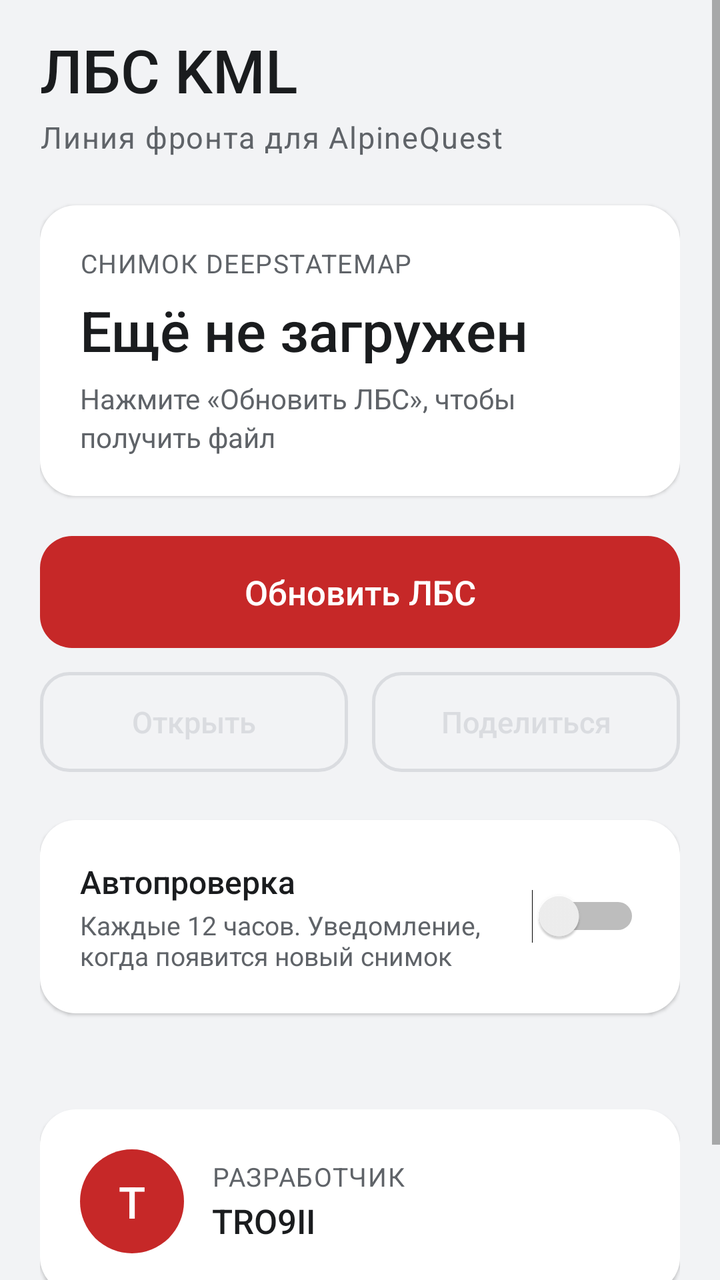
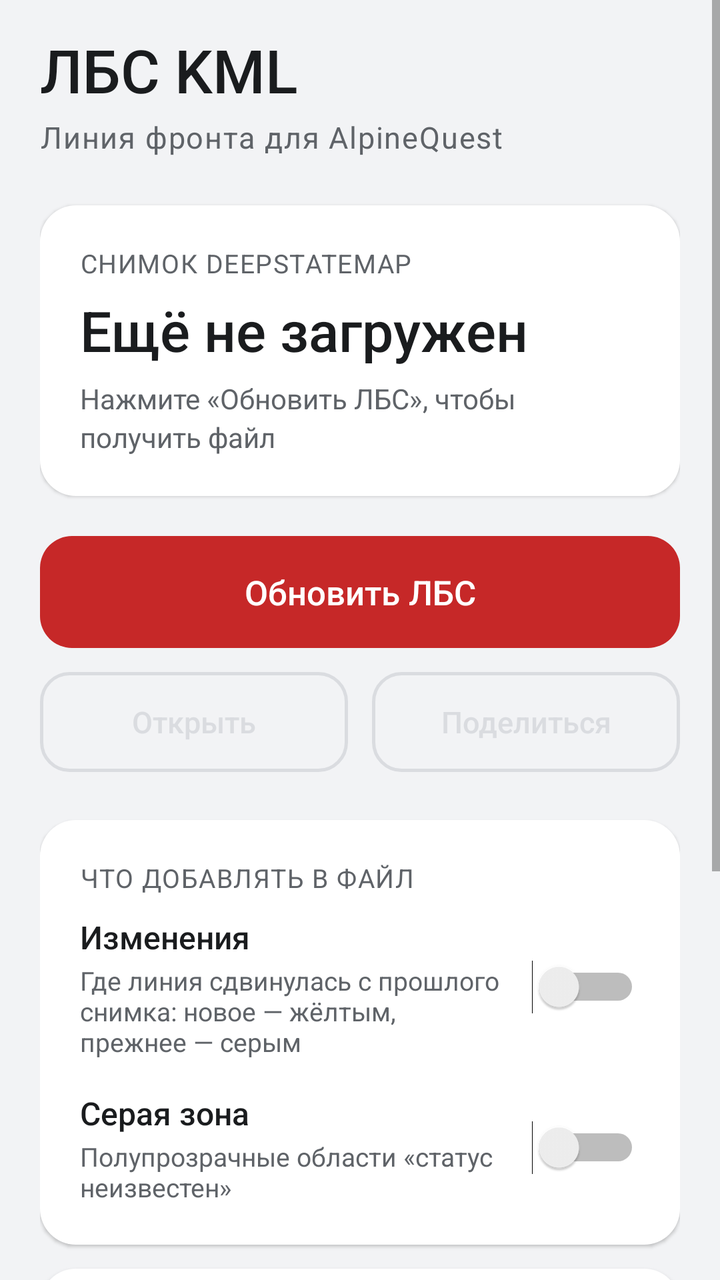

Two renders of the same Android screen: before a commit and after it. Below are the layout's source before the change and the commit's diff.
<!-- AndroidManifest.xml: application theme AppTheme -->
<!-- res/layout/activity_main.xml -->
<?xml version="1.0" encoding="utf-8"?>
<FrameLayout xmlns:android="http://schemas.android.com/apk/res/android"
    android:id="@+id/root"
    android:layout_width="match_parent"
    android:layout_height="match_parent"
    android:background="@color/bg">

    
    <WebView
        android:id="@+id/web"
        android:layout_width="1dp"
        android:layout_height="1dp"
        android:visibility="invisible" />

    <ScrollView
        android:layout_width="match_parent"
        android:layout_height="match_parent"
        android:clipToPadding="false"
        android:fillViewport="true">

        <LinearLayout
            android:layout_width="match_parent"
            android:layout_height="wrap_content"
            android:orientation="vertical"
            android:paddingStart="20dp"
            android:paddingTop="16dp"
            android:paddingEnd="20dp"
            android:paddingBottom="20dp">

            
            <LinearLayout
                android:layout_width="match_parent"
                android:layout_height="wrap_content"
                android:gravity="bottom"
                android:orientation="horizontal">

                <TextView
                    android:layout_width="0dp"
                    android:layout_height="wrap_content"
                    android:layout_weight="1"
                    android:fontFamily="sans-serif-medium"
                    android:text="ЛБС KML"
                    android:textColor="@color/text"
                    android:textSize="30sp" />

                <TextView
                    android:id="@+id/version"
                    style="@style/Caption"
                    android:layout_width="wrap_content"
                    android:layout_height="wrap_content"
                    android:layout_marginBottom="6dp" />
            </LinearLayout>

            <TextView
                style="@style/Caption"
                android:layout_width="match_parent"
                android:layout_height="wrap_content"
                android:layout_marginTop="2dp"
                android:text="Линия фронта для AlpineQuest"
                android:textSize="15sp" />

            
            <LinearLayout
                style="@style/Card"
                android:layout_marginTop="24dp">

                <TextView
                    style="@style/Caption"
                    android:layout_width="wrap_content"
                    android:layout_height="wrap_content"
                    android:text="СНИМОК DEEPSTATEMAP" />

                <TextView
                    android:id="@+id/tvDate"
                    android:layout_width="match_parent"
                    android:layout_height="wrap_content"
                    android:layout_marginTop="6dp"
                    android:fontFamily="sans-serif-medium"
                    android:text="Ещё не загружен"
                    android:textColor="@color/text"
                    android:textSize="28sp" />

                <TextView
                    android:id="@+id/tvInfo"
                    android:layout_width="match_parent"
                    android:layout_height="wrap_content"
                    android:layout_marginTop="6dp"
                    android:lineSpacingExtra="3dp"
                    android:text="Нажмите «Обновить ЛБС», чтобы получить файл"
                    android:textColor="@color/text2"
                    android:textSize="14sp" />

                <LinearLayout
                    android:id="@+id/stateRow"
                    android:layout_width="match_parent"
                    android:layout_height="wrap_content"
                    android:layout_marginTop="14dp"
                    android:gravity="center_vertical"
                    android:orientation="horizontal"
                    android:visibility="gone">

                    <ProgressBar
                        android:id="@+id/progress"
                        style="?android:attr/progressBarStyleSmall"
                        android:layout_width="20dp"
                        android:layout_height="20dp"
                        android:layout_marginEnd="10dp"
                        android:indeterminateTint="@color/accent" />

                    <TextView
                        android:id="@+id/tvState"
                        android:layout_width="0dp"
                        android:layout_height="wrap_content"
                        android:layout_weight="1"
                        android:textColor="@color/text"
                        android:textIsSelectable="true"
                        android:textSize="14sp" />
                </LinearLayout>
            </LinearLayout>

            <Button
                android:id="@+id/btnUpdate"
                style="@style/BtnPrimary"
                android:layout_marginTop="20dp"
                android:text="Обновить ЛБС" />

            <LinearLayout
                android:layout_width="match_parent"
                android:layout_height="wrap_content"
                android:layout_marginTop="12dp"
                android:orientation="horizontal">

                <Button
                    android:id="@+id/btnOpen"
                    style="@style/BtnSecondary"
                    android:layout_width="0dp"
                    android:layout_marginEnd="6dp"
                    android:layout_weight="1"
                    android:enabled="false"
                    android:text="Открыть" />

                <Button
                    android:id="@+id/btnShare"
                    style="@style/BtnSecondary"
                    android:layout_width="0dp"
                    android:layout_marginStart="6dp"
                    android:layout_weight="1"
                    android:enabled="false"
                    android:text="Поделиться" />
            </LinearLayout>

            
            <LinearLayout
                style="@style/Card"
                android:layout_marginTop="24dp"
                android:gravity="center_vertical"
                android:orientation="horizontal"
                android:paddingTop="16dp"
                android:paddingBottom="16dp">

                <LinearLayout
                    android:layout_width="0dp"
                    android:layout_height="wrap_content"
                    android:layout_weight="1"
                    android:orientation="vertical">

                    <TextView
                        android:layout_width="wrap_content"
                        android:layout_height="wrap_content"
                        android:fontFamily="sans-serif-medium"
                        android:text="Автопроверка"
                        android:textColor="@color/text"
                        android:textSize="16sp" />

                    <TextView
                        android:layout_width="wrap_content"
                        android:layout_height="wrap_content"
                        android:layout_marginTop="2dp"
                        android:text="Каждые 12 часов. Уведомление, когда появится новый снимок"
                        android:textColor="@color/text2"
                        android:textSize="13sp" />
                </LinearLayout>

                <Switch
                    android:id="@+id/autoCheck"
                    android:layout_width="wrap_content"
                    android:layout_height="wrap_content"
                    android:layout_marginStart="12dp" />
            </LinearLayout>

            <View
                android:layout_width="match_parent"
                android:layout_height="0dp"
                android:layout_weight="1"
                android:minHeight="24dp" />

            
            <LinearLayout
                style="@style/Card"
                android:layout_marginTop="24dp"
                android:gravity="center_vertical"
                android:orientation="horizontal"
                android:paddingTop="14dp"
                android:paddingBottom="14dp">

                <TextView
                    android:layout_width="52dp"
                    android:layout_height="52dp"
                    android:background="@drawable/bg_circle"
                    android:fontFamily="sans-serif-medium"
                    android:gravity="center"
                    android:text="T"
                    android:textColor="#FFFFFF"
                    android:textSize="22sp" />

                <LinearLayout
                    android:layout_width="0dp"
                    android:layout_height="wrap_content"
                    android:layout_marginStart="14dp"
                    android:layout_weight="1"
                    android:orientation="vertical">

                    <TextView
                        style="@style/Caption"
                        android:layout_width="wrap_content"
                        android:layout_height="wrap_content"
                        android:text="РАЗРАБОТЧИК" />

                    <TextView
                        android:layout_width="wrap_content"
                        android:layout_height="wrap_content"
                        android:layout_marginTop="2dp"
                        android:fontFamily="sans-serif-medium"
                        android:text="TRO9II"
                        android:textColor="@color/text"
                        android:textSize="17sp" />
                </LinearLayout>
            </LinearLayout>

            <TextView
                style="@style/Caption"
                android:layout_width="match_parent"
                android:layout_height="wrap_content"
                android:layout_marginTop="16dp"
                android:gravity="center"
                android:text="Файл сохраняется в «Загрузки» · Источник: DeepStateMap" />
        </LinearLayout>
    </ScrollView>
</FrameLayout>
<!-- resources referenced by this layout -->
<resources>
  <color name="accent">#C62828</color>
  <color name="bg">#F2F3F5</color>
  <color name="text">#1A1C1E</color>
  <color name="text2">#5F6368</color>
  <!-- drawable bg_circle (drawable) -->
  <?xml version="1.0" encoding="utf-8"?>
  <shape xmlns:android="http://schemas.android.com/apk/res/android" android:shape="oval">
      <solid android:color="@color/accent" />
  </shape>
  <style name="BtnPrimary" parent="BtnBase">
          <item name="android:background">@drawable/bg_primary</item>
          <item name="android:textColor">#FFFFFF</item>
      </style>
  <style name="BtnSecondary" parent="BtnBase">
          <item name="android:background">@drawable/bg_secondary</item>
          <item name="android:textColor">@color/secondary_text</item>
          <item name="android:minHeight">50dp</item>
          <item name="android:textSize">15sp</item>
      </style>
  <style name="Caption">
          <item name="android:textSize">13sp</item>
          <item name="android:textColor">@color/text2</item>
          <item name="android:letterSpacing">0.04</item>
      </style>
  <style name="Card">
          <item name="android:layout_width">match_parent</item>
          <item name="android:layout_height">wrap_content</item>
          <item name="android:orientation">vertical</item>
          <item name="android:background">@drawable/bg_card</item>
          <item name="android:padding">20dp</item>
          <item name="android:elevation">1dp</item>
      </style>
  <style name="AppTheme" parent="android:Theme.Material.Light.NoActionBar">
          <item name="android:colorAccent">@color/accent</item>
          <item name="android:colorPrimary">@color/accent</item>
          <item name="android:windowBackground">@color/bg</item>
          <item name="android:statusBarColor">@color/bg</item>
          <item name="android:navigationBarColor">@color/bg</item>
          <item name="android:windowLightStatusBar">true</item>
          <item name="android:windowLightNavigationBar">true</item>
      </style>
  <style name="BtnBase">
          <item name="android:layout_width">match_parent</item>
          <item name="android:layout_height">wrap_content</item>
          <item name="android:minHeight">56dp</item>
          <item name="android:textSize">17sp</item>
          <item name="android:textAllCaps">false</item>
          <item name="android:stateListAnimator">@null</item>
          <item name="android:fontFamily">sans-serif-medium</item>
      </style>
  <!-- drawable bg_primary (drawable) -->
  <?xml version="1.0" encoding="utf-8"?>
  <ripple xmlns:android="http://schemas.android.com/apk/res/android" android:color="#40FFFFFF">
      <item>
          <selector>
              <item android:state_enabled="false">
                  <shape android:shape="rectangle">
                      <solid android:color="@color/accent_disabled" />
                      <corners android:radius="16dp" />
                  </shape>
              </item>
              <item>
                  <shape android:shape="rectangle">
                      <solid android:color="@color/accent" />
                      <corners android:radius="16dp" />
                  </shape>
              </item>
          </selector>
      </item>
  </ripple>
  <!-- drawable bg_card (drawable) -->
  <?xml version="1.0" encoding="utf-8"?>
  <shape xmlns:android="http://schemas.android.com/apk/res/android" android:shape="rectangle">
      <solid android:color="@color/card" />
      <corners android:radius="18dp" />
  </shape>
  <color name="accent_disabled">#E8A9A9</color>
  <color name="divider">#DADCE0</color>
  <color name="card">#FFFFFF</color>
  <!-- unchanged entries left out for length: 1 -->
</resources>

<!-- the commit's change to res/layout/activity_main.xml (unified diff, before → after) -->
@@ -153,6 +153,94 @@
             <LinearLayout
                 style="@style/Card"
                 android:layout_marginTop="24dp"
+                android:paddingTop="16dp"
+                android:paddingBottom="16dp">
+
+                <TextView
+                    style="@style/Caption"
+                    android:layout_width="wrap_content"
+                    android:layout_height="wrap_content"
+                    android:text="ЧТО ДОБАВЛЯТЬ В ФАЙЛ" />
+
+                <LinearLayout
+                    android:layout_width="match_parent"
+                    android:layout_height="wrap_content"
+                    android:layout_marginTop="10dp"
+                    android:gravity="center_vertical"
+                    android:orientation="horizontal">
+
+                    <LinearLayout
+                        android:layout_width="0dp"
+                        android:layout_height="wrap_content"
+                        android:layout_weight="1"
+                        android:orientation="vertical">
+
+                        <TextView
+                            android:layout_width="wrap_content"
+                            android:layout_height="wrap_content"
+                            android:fontFamily="sans-serif-medium"
+                            android:text="Изменения"
+                            android:textColor="@color/text"
+                            android:textSize="16sp" />
+
+                        <TextView
+                            android:layout_width="wrap_content"
+                            android:layout_height="wrap_content"
+                            android:layout_marginTop="2dp"
+                            android:text="Где линия сдвинулась с прошлого снимка: новое — жёлтым, прежнее — серым"
+                            android:textColor="@color/text2"
+                            android:textSize="13sp" />
+                    </LinearLayout>
+
+                    <Switch
+                        android:id="@+id/optDiff"
+                        android:layout_width="wrap_content"
+                        android:layout_height="wrap_content"
+                        android:layout_marginStart="12dp" />
+                </LinearLayout>
+
+                <LinearLayout
+                    android:layout_width="match_parent"
+                    android:layout_height="wrap_content"
+                    android:layout_marginTop="16dp"
+                    android:gravity="center_vertical"
+                    android:orientation="horizontal">
+
+                    <LinearLayout
+                        android:layout_width="0dp"
+                        android:layout_height="wrap_content"
+                        android:layout_weight="1"
+                        android:orientation="vertical">
+
+                        <TextView
+                            android:layout_width="wrap_content"
+                            android:layout_height="wrap_content"
+                            android:fontFamily="sans-serif-medium"
+                            android:text="Серая зона"
+                            android:textColor="@color/text"
+                            android:textSize="16sp" />
+
+                        <TextView
+                            android:layout_width="wrap_content"
+                            android:layout_height="wrap_content"
+                            android:layout_marginTop="2dp"
+                            android:text="Полупрозрачные области «статус неизвестен»"
+                            android:textColor="@color/text2"
+                            android:textSize="13sp" />
+                    </LinearLayout>
+
+                    <Switch
+                        android:id="@+id/optGray"
+                        android:layout_width="wrap_content"
+                        android:layout_height="wrap_content"
+                        android:layout_marginStart="12dp" />
+                </LinearLayout>
+            </LinearLayout>
+
+            
+            <LinearLayout
+                style="@style/Card"
+                android:layout_marginTop="12dp"
                 android:gravity="center_vertical"
                 android:orientation="horizontal"
                 android:paddingTop="16dp"
